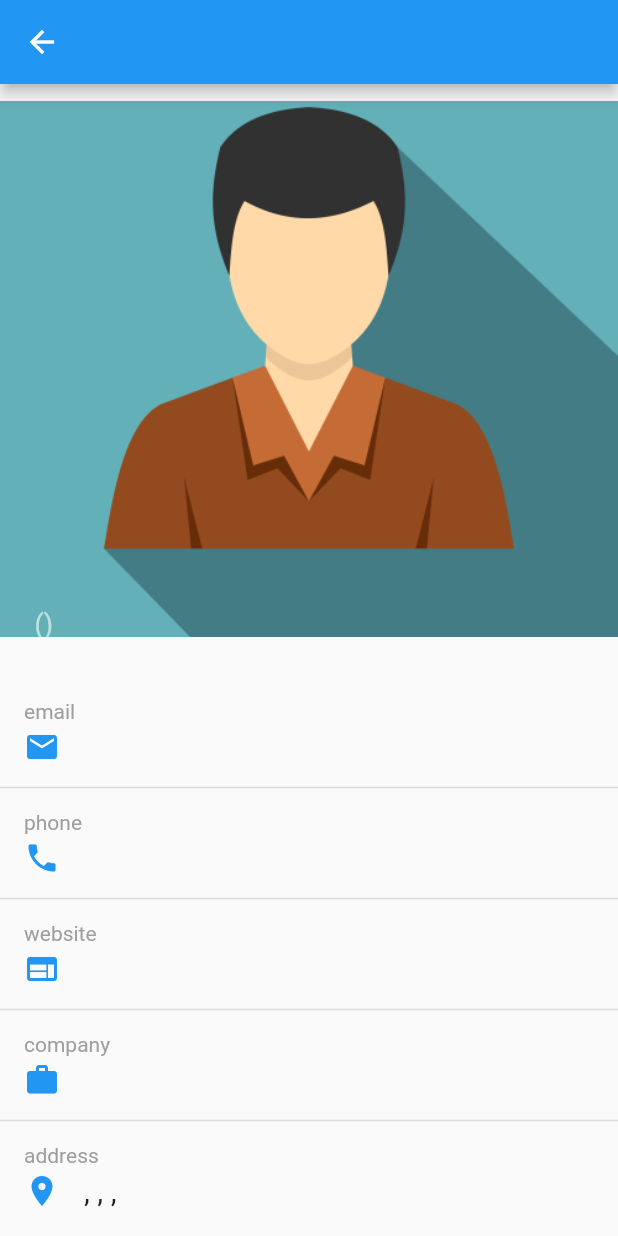
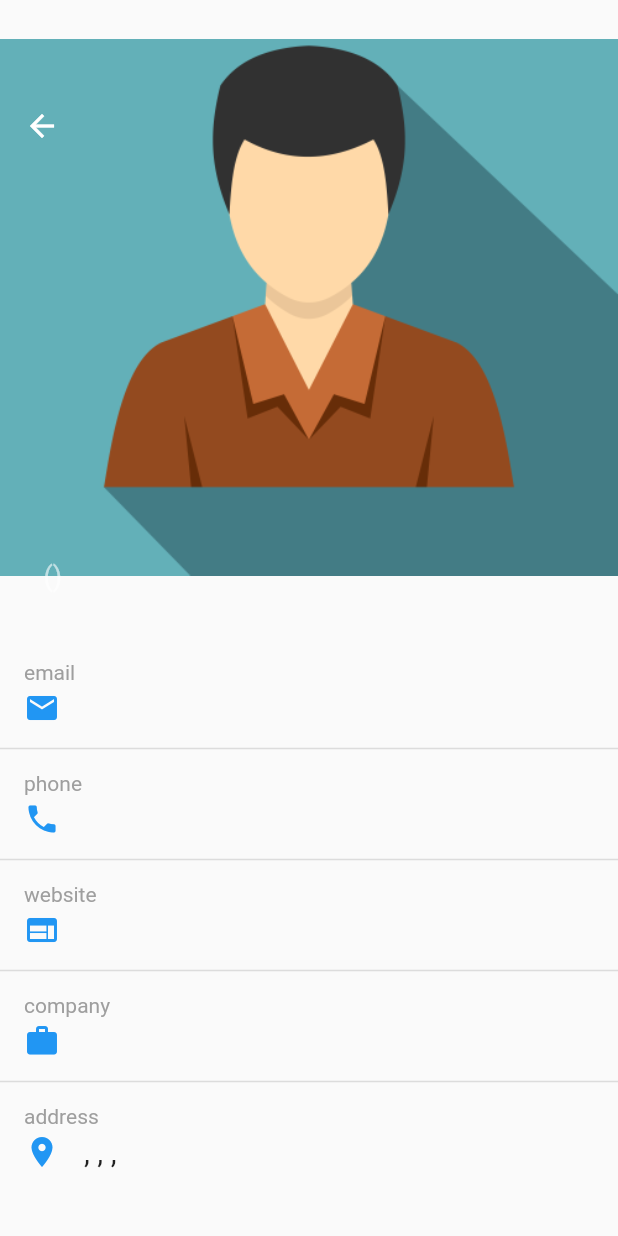
Before and after one commit to DSdevelope/FinalProject, a Flutter app: the UserDetailScreen screen opened directly with empty values, on a phone screen of 412 x 824 dp. Run offline on Flutter 3.47's test engine with Material 2 defaults, Android fonts, the light colour scheme and no system bars; network calls fail.

Commit message:
detail screen

```diff
--- a/lib/screens/user_detail_screen.dart
+++ b/lib/screens/user_detail_screen.dart
@@ -11,22 +11,32 @@ class UserDetailScreen extends StatelessWidget {
   @override
   Widget build(BuildContext context) {
     return Scaffold(
-        appBar: AppBar(),
-        body: SafeArea(
-          child: SingleChildScrollView(
+        // appBar: AppBar(),
+        body: SingleChildScrollView(
             child: Column(
               children: [
                 Container(
                   width: double.infinity,
-                    height: 380,
+                  height: 410,
                   decoration: const BoxDecoration(
                       image: DecorationImage(
                           fit: BoxFit.fitWidth,
                           image: AssetImage('assets/avatar.png'))),
-                    child: Align(
+                  child: Stack(
+                    children: [
+                      Positioned(
+                        top: 60,
+                        left: 4,
+                        child: IconButton(
+                          onPressed: () {
+                            Navigator.pop(context);
+                          },
+                          icon: const Icon(Icons.arrow_back, color: Colors.white))
+                      ),
+                      Align(
                         alignment: Alignment.bottomLeft,
                         child: Padding(
-                          padding: const EdgeInsets.all(8.0),
+                          padding: const EdgeInsets.all(14.0),
                           child: Row(
                             textBaseline: TextBaseline.alphabetic,
                             crossAxisAlignment: CrossAxisAlignment.baseline,
@@ -46,7 +56,10 @@ class UserDetailScreen extends StatelessWidget {
                               ),
                             ],
                           ),
-                        )),
+                        ),
+                      ),
+                    ],
+                  ),
                 ),
                 const SizedBox(height: 30),
                 UserInfoTile(
@@ -78,7 +91,6 @@ class UserDetailScreen extends StatelessWidget {
                     icon: Icons.location_on),
               ],
             ),
-          ),
         )
     );
   }
```
Lines whose indentation alone changed are shown as unchanged.
